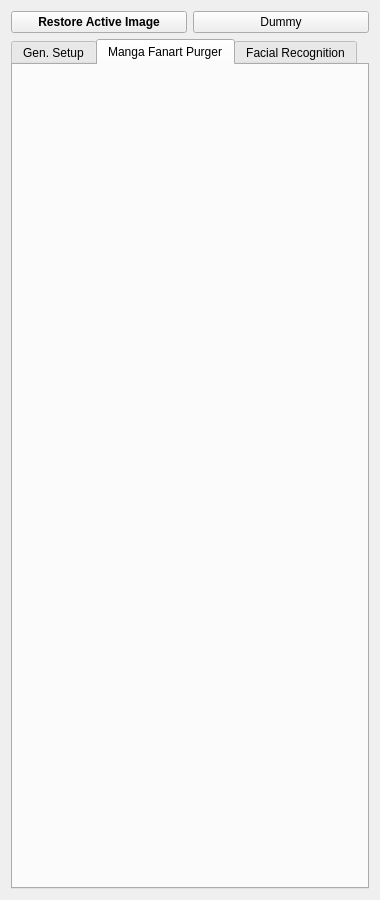
Qt form ui/ImageMatcherToolBoxWidget.ui (mhjaafar/image_matcher) before a commit.
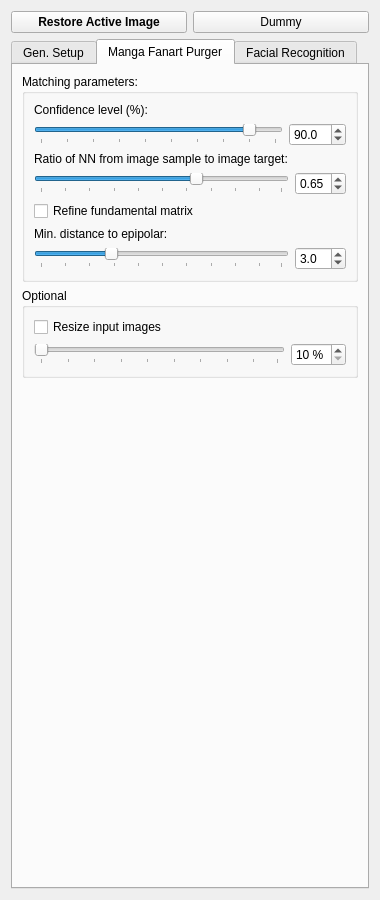
The same form after that commit. The open tabs and pages were chosen to show the change.

Commit message: Implemented the parameters to be configured using the same config.ini file for MILAN.

Diff of the .ui file:
```diff
--- a/ui/ImageMatcherToolBoxWidget.ui
+++ b/ui/ImageMatcherToolBoxWidget.ui
@@ -92,7 +92,245 @@
       <attribute name="title">
        <string>Manga Fanart Purger</string>
       </attribute>
-      <layout class="QVBoxLayout" name="verticalLayout_4"/>
+      <layout class="QVBoxLayout" name="verticalLayout_4">
+       <item>
+        <widget class="QGroupBox" name="groupBoxMatchingParameters">
+         <property name="title">
+          <string>Matching parameters:</string>
+         </property>
+         <layout class="QVBoxLayout" name="verticalLayout_2">
+          <item>
+           <widget class="QLabel" name="label_2">
+            <property name="text">
+             <string>Confidence level (%):</string>
+            </property>
+           </widget>
+          </item>
+          <item>
+           <layout class="QHBoxLayout" name="horizontalLayout_2">
+            <item>
+             <widget class="QSlider" name="sliderConfidenceLevel">
+              <property name="minimum">
+               <number>10</number>
+              </property>
+              <property name="maximum">
+               <number>100</number>
+              </property>
+              <property name="singleStep">
+               <number>10</number>
+              </property>
+              <property name="value">
+               <number>90</number>
+              </property>
+              <property name="orientation">
+               <enum>Qt::Horizontal</enum>
+              </property>
+              <property name="tickPosition">
+               <enum>QSlider::TicksBelow</enum>
+              </property>
+              <property name="tickInterval">
+               <number>10</number>
+              </property>
+             </widget>
+            </item>
+            <item>
+             <widget class="QDoubleSpinBox" name="spinBoxConfidenceLevel">
+              <property name="decimals">
+               <number>1</number>
+              </property>
+              <property name="minimum">
+               <double>10.000000000000000</double>
+              </property>
+              <property name="singleStep">
+               <double>5.000000000000000</double>
+              </property>
+              <property name="value">
+               <double>90.000000000000000</double>
+              </property>
+             </widget>
+            </item>
+           </layout>
+          </item>
+          <item>
+           <widget class="QLabel" name="labelRatioNN">
+            <property name="text">
+             <string>Ratio of NN from image sample to image target:</string>
+            </property>
+           </widget>
+          </item>
+          <item>
+           <layout class="QHBoxLayout" name="horizontalLayout_3">
+            <item>
+             <widget class="QSlider" name="sliderRatioNN">
+              <property name="minimum">
+               <number>1</number>
+              </property>
+              <property name="maximum">
+               <number>100</number>
+              </property>
+              <property name="singleStep">
+               <number>10</number>
+              </property>
+              <property name="value">
+               <number>65</number>
+              </property>
+              <property name="orientation">
+               <enum>Qt::Horizontal</enum>
+              </property>
+              <property name="tickPosition">
+               <enum>QSlider::TicksBelow</enum>
+              </property>
+              <property name="tickInterval">
+               <number>10</number>
+              </property>
+             </widget>
+            </item>
+            <item>
+             <widget class="QDoubleSpinBox" name="spinBoxRatioNN">
+              <property name="minimum">
+               <double>0.010000000000000</double>
+              </property>
+              <property name="maximum">
+               <double>1.000000000000000</double>
+              </property>
+              <property name="singleStep">
+               <double>0.100000000000000</double>
+              </property>
+              <property name="value">
+               <double>0.650000000000000</double>
+              </property>
+             </widget>
+            </item>
+           </layout>
+          </item>
+          <item>
+           <widget class="QCheckBox" name="checkBoxRefineFMatrix">
+            <property name="text">
+             <string>Refine fundamental matrix</string>
+            </property>
+           </widget>
+          </item>
+          <item>
+           <widget class="QLabel" name="labelMinDistEpipolar">
+            <property name="text">
+             <string>Min. distance to epipolar:</string>
+            </property>
+           </widget>
+          </item>
+          <item>
+           <layout class="QHBoxLayout" name="horizontalLayout_4">
+            <item>
+             <widget class="QSlider" name="sliderMinDistToEpipolar">
+              <property name="minimum">
+               <number>1</number>
+              </property>
+              <property name="maximum">
+               <number>100</number>
+              </property>
+              <property name="singleStep">
+               <number>10</number>
+              </property>
+              <property name="pageStep">
+               <number>1</number>
+              </property>
+              <property name="value">
+               <number>30</number>
+              </property>
+              <property name="orientation">
+               <enum>Qt::Horizontal</enum>
+              </property>
+              <property name="tickPosition">
+               <enum>QSlider::TicksBelow</enum>
+              </property>
+              <property name="tickInterval">
+               <number>10</number>
+              </property>
+             </widget>
+            </item>
+            <item>
+             <widget class="QDoubleSpinBox" name="spinBoxMinDistToEpipolar">
+              <property name="decimals">
+               <number>1</number>
+              </property>
+              <property name="minimum">
+               <double>1.000000000000000</double>
+              </property>
+              <property name="maximum">
+               <double>10.000000000000000</double>
+              </property>
+              <property name="singleStep">
+               <double>0.500000000000000</double>
+              </property>
+              <property name="value">
+               <double>3.000000000000000</double>
+              </property>
+             </widget>
+            </item>
+           </layout>
+          </item>
+         </layout>
+        </widget>
+       </item>
+       <item>
+        <widget class="QGroupBox" name="groupBoxMatchingOptional">
+         <property name="title">
+          <string>Optional</string>
+         </property>
+         <layout class="QVBoxLayout" name="verticalLayout_6">
+          <item>
+           <widget class="QCheckBox" name="checkBoxResizeImages">
+            <property name="text">
+             <string>Resize input images</string>
+            </property>
+           </widget>
+          </item>
+          <item>
+           <layout class="QHBoxLayout" name="horizontalLayout_8">
+            <item>
+             <widget class="QSlider" name="sliderImgResizePercentage">
+              <property name="minimum">
+               <number>10</number>
+              </property>
+              <property name="orientation">
+               <enum>Qt::Horizontal</enum>
+              </property>
+              <property name="tickPosition">
+               <enum>QSlider::TicksBelow</enum>
+              </property>
+              <property name="tickInterval">
+               <number>10</number>
+              </property>
+             </widget>
+            </item>
+            <item>
+             <widget class="QSpinBox" name="spinBoxImgResizePercentage">
+              <property name="suffix">
+               <string> %</string>
+              </property>
+              <property name="minimum">
+               <number>10</number>
+              </property>
+             </widget>
+            </item>
+           </layout>
+          </item>
+         </layout>
+        </widget>
+       </item>
+       <item>
+        <spacer name="verticalSpacer_2">
+         <property name="orientation">
+          <enum>Qt::Vertical</enum>
+         </property>
+         <property name="sizeHint" stdset="0">
+          <size>
+           <width>20</width>
+           <height>40</height>
+          </size>
+         </property>
+        </spacer>
+       </item>
+      </layout>
      </widget>
      <widget class="QWidget" name="tab_facialRecognition">
       <attribute name="title">
```
The commit also changes 5 other files.
